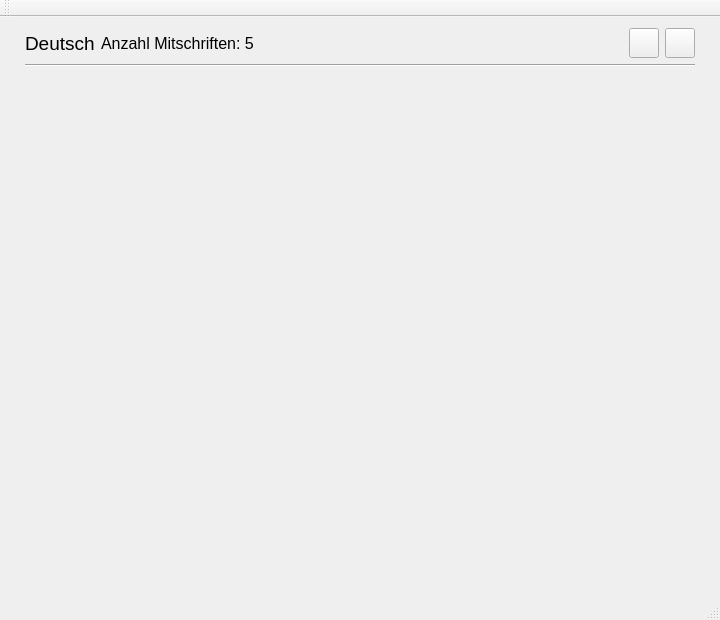
Above: subject_detail.ui from orgnnice/OrgNNice before the change. Below: the same form after it.
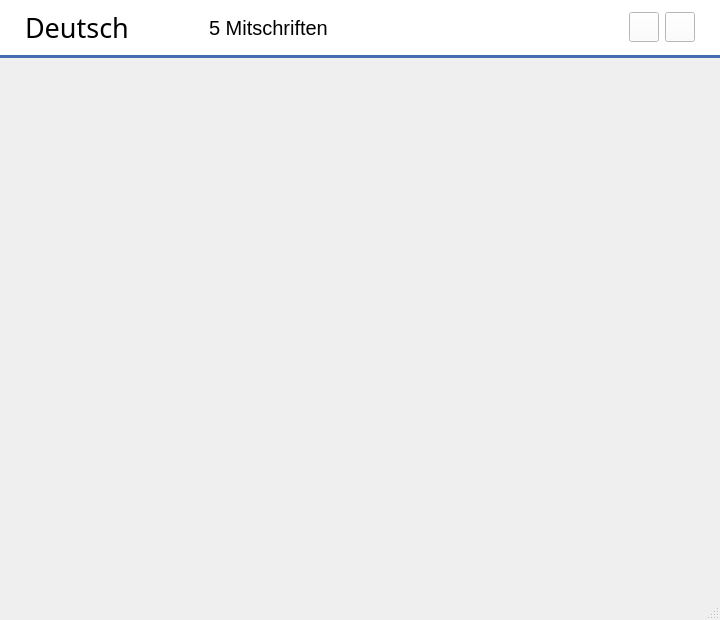
That is the form after the change. Icons and pictures are not drawn.

Commit message: delete todo and waitfor, button styling, gui styling

What changed in the file:
```diff
--- a/subject_detail.ui
+++ b/subject_detail.ui
@@ -33,9 +33,15 @@
   </property>
   <widget class="QWidget" name="centralWidget">
    <layout class="QVBoxLayout" name="verticalLayout_2">
+    <property name="spacing">
+     <number>0</number>
+    </property>
     <property name="leftMargin">
      <number>0</number>
     </property>
+    <property name="topMargin">
+     <number>0</number>
+    </property>
     <property name="rightMargin">
      <number>0</number>
     </property>
@@ -44,19 +50,53 @@
     </property>
     <item>
      <layout class="QVBoxLayout" name="verticalLayout_3">
+      <property name="spacing">
+       <number>0</number>
+      </property>
       <property name="leftMargin">
-       <number>25</number>
+       <number>0</number>
       </property>
       <property name="rightMargin">
-       <number>25</number>
+       <number>0</number>
       </property>
       <item>
-       <layout class="QHBoxLayout" name="horizontalLayout_2">
+       <widget class="QWidget" name="widget" native="true">
+        <property name="styleSheet">
+         <string notr="true">background-color: rgb(255, 255, 255);</string>
+        </property>
+        <layout class="QVBoxLayout" name="verticalLayout">
+         <property name="spacing">
+          <number>0</number>
+         </property>
+         <property name="leftMargin">
+          <number>0</number>
+         </property>
+         <property name="topMargin">
+          <number>9</number>
+         </property>
+         <property name="rightMargin">
+          <number>0</number>
+         </property>
+         <property name="bottomMargin">
+          <number>9</number>
+         </property>
         <item>
-         <widget class="QLabel" name="label">
+          <layout class="QHBoxLayout" name="horizontalLayout_3">
+           <property name="spacing">
+            <number>6</number>
+           </property>
+           <property name="leftMargin">
+            <number>25</number>
+           </property>
+           <property name="rightMargin">
+            <number>25</number>
+           </property>
+           <item alignment="Qt::AlignVCenter">
+            <widget class="QLabel" name="label_2">
           <property name="font">
            <font>
-            <pointsize>14</pointsize>
+               <family>Yu Gothic UI Semibold</family>
+               <pointsize>20</pointsize>
             <weight>50</weight>
             <bold>false</bold>
            </font>
@@ -66,18 +106,6 @@
           </property>
          </widget>
         </item>
-        <item>
-         <widget class="QLabel" name="label_1">
-          <property name="font">
-           <font>
-            <pointsize>12</pointsize>
-           </font>
-          </property>
-          <property name="text">
-           <string>Anzahl Mitschriften: 5</string>
-          </property>
-         </widget>
-        </item>
         <item>
          <spacer name="horizontalSpacer">
           <property name="orientation">
@@ -92,7 +120,72 @@
          </spacer>
         </item>
         <item>
-         <widget class="QPushButton" name="pushButton">
+            <widget class="QLabel" name="label_3">
+             <property name="font">
+              <font>
+               <family>Yu Gothic UI</family>
+               <pointsize>15</pointsize>
+              </font>
+             </property>
+             <property name="text">
+              <string>5 Mitschriften</string>
+             </property>
+            </widget>
+           </item>
+           <item>
+            <spacer name="horizontalSpacer_3">
+             <property name="orientation">
+              <enum>Qt::Horizontal</enum>
+             </property>
+             <property name="sizeHint" stdset="0">
+              <size>
+               <width>40</width>
+               <height>20</height>
+              </size>
+             </property>
+            </spacer>
+           </item>
+           <item>
+            <spacer name="horizontalSpacer_5">
+             <property name="orientation">
+              <enum>Qt::Horizontal</enum>
+             </property>
+             <property name="sizeHint" stdset="0">
+              <size>
+               <width>40</width>
+               <height>20</height>
+              </size>
+             </property>
+            </spacer>
+           </item>
+           <item>
+            <spacer name="horizontalSpacer_4">
+             <property name="orientation">
+              <enum>Qt::Horizontal</enum>
+             </property>
+             <property name="sizeHint" stdset="0">
+              <size>
+               <width>40</width>
+               <height>20</height>
+              </size>
+             </property>
+            </spacer>
+           </item>
+           <item>
+            <spacer name="horizontalSpacer_2">
+             <property name="orientation">
+              <enum>Qt::Horizontal</enum>
+             </property>
+             <property name="sizeHint" stdset="0">
+              <size>
+               <width>40</width>
+               <height>20</height>
+              </size>
+             </property>
+            </spacer>
+           </item>
+           <item>
+            <widget class="QPushButton" name="pushButton_2">
           <property name="minimumSize">
            <size>
             <width>30</width>
@@ -121,7 +214,7 @@
          </widget>
         </item>
         <item>
-         <widget class="QPushButton" name="addnew">
+            <widget class="QPushButton" name="addnew_2">
           <property name="minimumSize">
            <size>
             <width>30</width>
@@ -154,8 +247,20 @@
         </item>
        </layout>
       </item>
+        </layout>
+       </widget>
+      </item>
       <item>
        <widget class="Line" name="line">
+        <property name="styleSheet">
+         <string notr="true">background-color: #446CB3;</string>
+        </property>
+        <property name="frameShadow">
+         <enum>QFrame::Raised</enum>
+        </property>
+        <property name="lineWidth">
+         <number>0</number>
+        </property>
         <property name="orientation">
          <enum>Qt::Horizontal</enum>
         </property>
@@ -183,10 +288,32 @@
          <x>0</x>
          <y>0</y>
          <width>720</width>
-         <height>509</height>
+         <height>517</height>
         </rect>
        </property>
-       <layout class="QGridLayout" name="gridLayout"/>
+       <property name="sizePolicy">
+        <sizepolicy hsizetype="Preferred" vsizetype="Preferred">
+         <horstretch>0</horstretch>
+         <verstretch>0</verstretch>
+        </sizepolicy>
+       </property>
+       <property name="styleSheet">
+        <string notr="true"/>
+       </property>
+       <layout class="QGridLayout" name="gridLayout">
+        <property name="leftMargin">
+         <number>0</number>
+        </property>
+        <property name="topMargin">
+         <number>20</number>
+        </property>
+        <property name="rightMargin">
+         <number>0</number>
+        </property>
+        <property name="bottomMargin">
+         <number>20</number>
+        </property>
+       </layout>
       </widget>
      </widget>
     </item>
@@ -202,14 +329,6 @@
     </rect>
    </property>
   </widget>
-  <widget class="QToolBar" name="mainToolBar">
-   <attribute name="toolBarArea">
-    <enum>TopToolBarArea</enum>
-   </attribute>
-   <attribute name="toolBarBreak">
-    <bool>false</bool>
-   </attribute>
-  </widget>
   <widget class="QStatusBar" name="statusBar"/>
  </widget>
  <layoutdefault spacing="6" margin="11"/>
```
Lines whose indentation alone changed are shown as unchanged. The commit also changes 24 other files.
